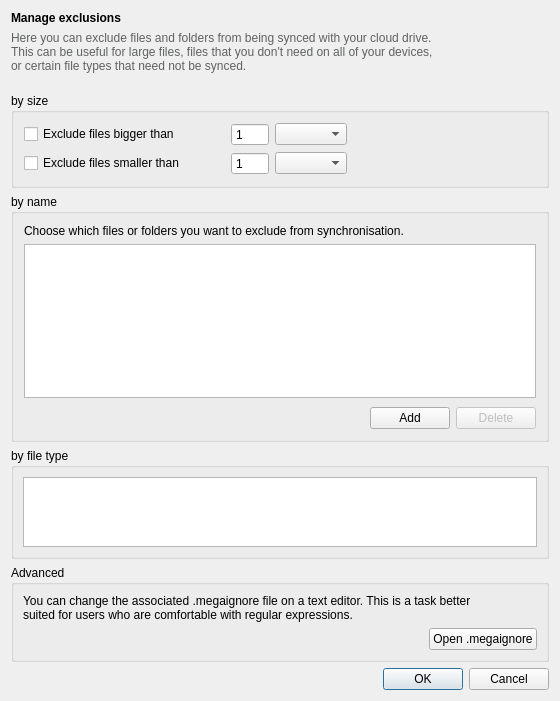
meganz/MEGAsync, file src/MEGASync/syncs/gui/Twoways/win/IgnoresEditingDialog.ui: the form before one commit.
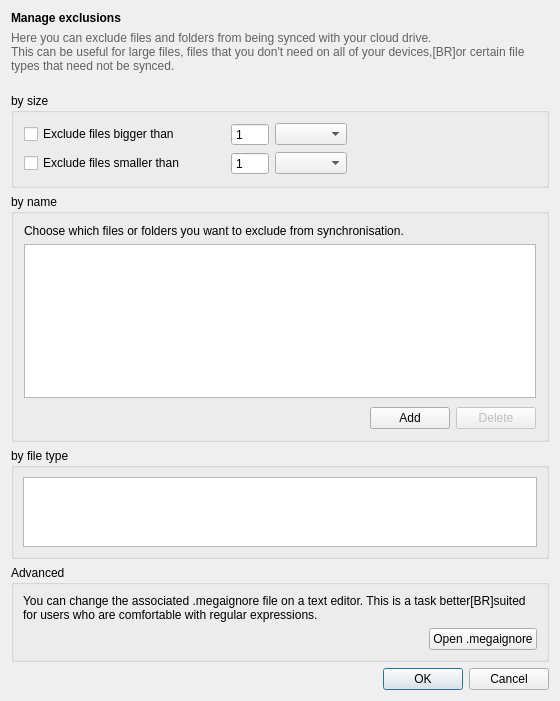
The form after the commit.

The edit to the form file:
```diff
--- a/src/MEGASync/syncs/gui/Twoways/win/IgnoresEditingDialog.ui
+++ b/src/MEGASync/syncs/gui/Twoways/win/IgnoresEditingDialog.ui
@@ -34,10 +34,12 @@
      </property>
      <property name="text">
       <string>Here you can exclude files and folders from being synced with your cloud drive.
-This can be useful for large files, files that you don't need on all of your devices,
-or certain file types that need not be synced.
+This can be useful for large files, files that you don't need on all of your devices,[BR]or certain file types that need not be synced.
 </string>
      </property>
+     <property name="wordWrap">
+      <bool>true</bool>
+     </property>
     </widget>
    </item>
    <item>
@@ -316,8 +318,10 @@
       <item>
        <widget class="QLabel" name="label_3">
         <property name="text">
-         <string>You can change the associated .megaignore file on a text editor. This is a task better
-suited for users who are comfortable with regular expressions.</string>
+         <string>You can change the associated .megaignore file on a text editor. This is a task better[BR]suited for users who are comfortable with regular expressions.</string>
+        </property>
+        <property name="wordWrap">
+         <bool>true</bool>
         </property>
        </widget>
       </item>
```
Left out of the diff: 4 changed lines with no effect on the pictures.
